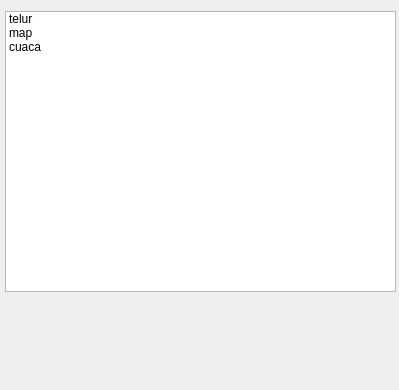
Before: the Qt Designer form main.ui in anwartan/python_qt, drawn with Qt 5.
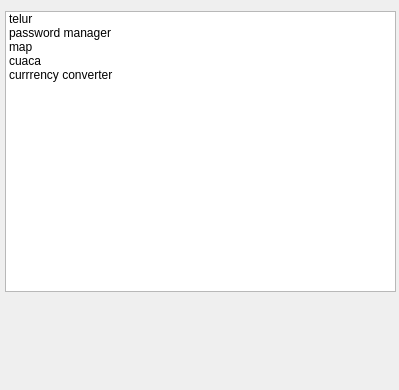
After: the same form once the commit is applied.

Diff of the .ui file:
```diff
--- a/main.ui
+++ b/main.ui
@@ -27,6 +27,11 @@
      <string>telur</string>
     </property>
    </item>
+   <item>
+    <property name="text">
+     <string>password manager</string>
+    </property>
+   </item>
    <item>
     <property name="text">
      <string>map</string>
@@ -37,6 +42,11 @@
      <string>cuaca</string>
     </property>
    </item>
+   <item>
+    <property name="text">
+     <string>currrency converter</string>
+    </property>
+   </item>
   </widget>
  </widget>
  <resources/>
```
